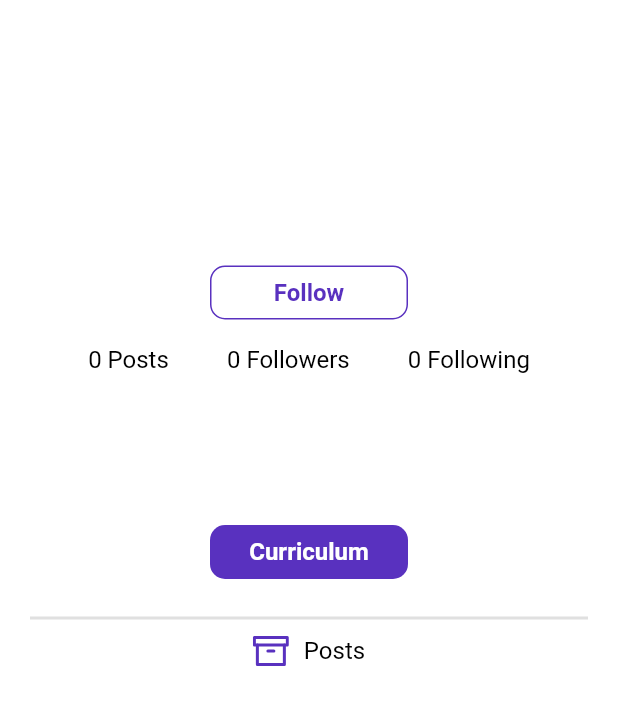
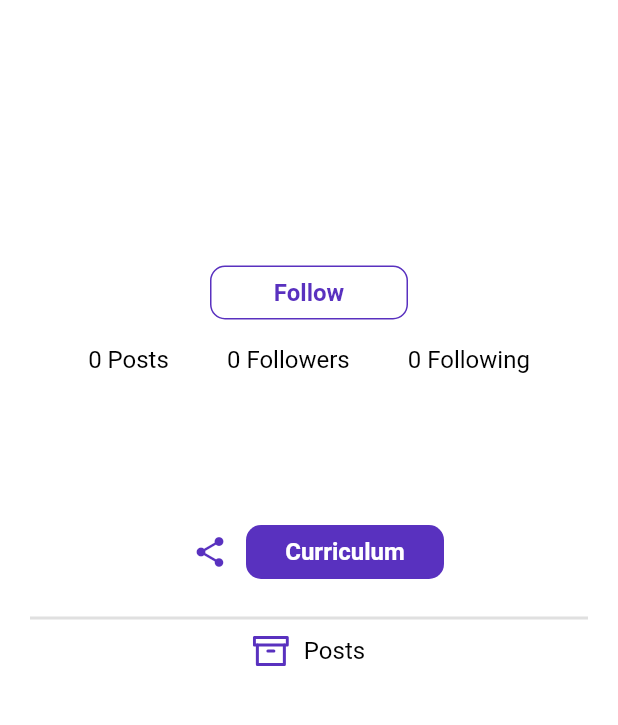
Before and after one commit to iury0393/skilla-mobile, a Flutter app: the ProfileScreen screen opened directly with empty values, on a phone screen of 412 x 824 dp, the part 75-800 px from its top. Run offline on Flutter 3.47's test engine with Material 2 defaults, Android fonts, the phone set to English and light mode, and no system bars; our stand-ins replace bottom_navy_bar, cached_network_image, device_info, dio, feather_icons_flutter, flushbar and 11 more; missing offline and left inert: event; accounts and stored records are empty; generated files the repository leaves out were written again; network calls fail.

Commit message:
adicionando o share

```diff
--- a/lib/components/post_item.dart
+++ b/lib/components/post_item.dart
@@ -6,7 +6,7 @@ import 'package:skilla/model/post.dart';
 import 'package:skilla/model/user.dart';
 import 'package:skilla/network/config/base_response.dart';
 import 'package:skilla/screens/home/feed/likes_screen.dart';
-import 'package:skilla/screens/home/feed/post_detail_profile_screen.dart';
+import 'package:skilla/screens/home/feed/post_detail_screen.dart';
 import 'package:skilla/screens/home/profile/profile_screen.dart';
 import 'package:skilla/utils/appLocalizations.dart';
 import 'package:skilla/utils/constants.dart';
--- a/lib/screens/home/profile/profile_screen.dart
+++ b/lib/screens/home/profile/profile_screen.dart
@@ -2,6 +2,7 @@ import 'package:feather_icons_flutter/feather_icons_flutter.dart';
 import 'package:flutter/cupertino.dart';
 import 'package:flutter/material.dart';
 import 'package:native_pdf_view/native_pdf_view.dart';
+import 'package:share/share.dart';
 import 'package:skilla/bloc/profile_bloc.dart';
 import 'package:skilla/components/custom_app_bar.dart';
 import 'package:skilla/components/native_dialog.dart';
@@ -10,7 +11,7 @@ import 'package:skilla/components/rounded_button.dart';
 import 'package:skilla/model/post_detail.dart';
 import 'package:skilla/model/user.dart';
 import 'package:skilla/network/config/base_response.dart';
-import 'package:skilla/screens/home/feed/post_detail_profile_screen.dart';
+import 'package:skilla/screens/home/feed/post_detail_screen.dart';
 import 'package:skilla/screens/home/profile/curriculum_screen.dart';
 import 'package:skilla/screens/home/profile/follower_screen.dart';
 import 'package:skilla/screens/home/profile/following_screen.dart';
@@ -78,7 +79,7 @@ class _ProfileScreenState extends State<ProfileScreen> {
                     _BuildFullName(user: widget.user),
                     _BuildBio(user: widget.user),
                     _BuildWebsite(user: widget.user),
-                    _BuildCurriculumBtn(),
+                    _BuildCurriculumShareBtn(),
                     Divider(
                       height: 20.0,
                       thickness: 2.0,
@@ -117,7 +118,7 @@ class _ProfileScreenState extends State<ProfileScreen> {
                               _BuildFullName(user: snapshot.data.data),
                               _BuildBio(user: snapshot.data.data),
                               _BuildWebsite(user: snapshot.data.data),
-                              _BuildCurriculumBtn(),
+                              _BuildCurriculumShareBtn(),
                               Divider(
                                 height: 20.0,
                                 thickness: 2.0,
@@ -468,13 +469,35 @@ class _BuildWebsite extends StatelessWidget {
   }
 }
 
-class _BuildCurriculumBtn extends StatelessWidget {
+class _BuildCurriculumShareBtn extends StatelessWidget {
   @override
   Widget build(BuildContext context) {
-    return Padding(
-      padding: EdgeInsets.only(top: 10.0, bottom: 10.0),
-      child: _buildCurriculumButton(context),
+    return Row(
+      mainAxisAlignment: MainAxisAlignment.center,
+      children: [
+        IconButton(
+          icon: Icon(
+            Icons.share,
+            color: kSkillaPurple,
+          ),
+          onPressed: () {
+            _onShare(context);
+          },
+        ),
+        Padding(
+          padding: EdgeInsets.only(top: 10.0, bottom: 10.0),
+          child: _buildCurriculumButton(context),
+        ),
+      ],
     );
+  }
+
+  _onShare(BuildContext context) {
+    final RenderBox box = context.findRenderObject();
+    Share.share("Faça download do aplicativo Skilla",
+        subject:
+            "Faça o download do app e entre nessa comunidade que não para de crescer.",
+        sharePositionOrigin: box.localToGlobal(Offset.zero) & box.size);
   }
 
   Widget _buildCurriculumButton(BuildContext context) {
--- a/pubspec.yaml
+++ b/pubspec.yaml
@@ -65,6 +65,8 @@ dependencies:
   firebase_analytics: ^6.2.0
   # Used to report errors thrown by your program to https://sentry.io error tracking service.
   sentry: ">=3.0.0 <4.0.0"
+  # Used to share posts
+  share: ^0.6.5+4
 
 dev_dependencies:
   flutter_test:
```
Also changed, not shown: lib/screens/home/feed/post_detail_screen.dart (renamed from lib/screens/home/feed/post_detail_profile_screen.dart, +7 -5 lines), pubspec.lock, 1 other file.
